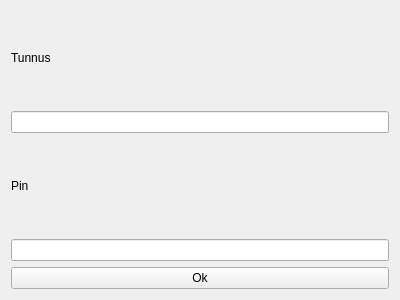
banksimul2022/group7, file bankautomat/kirjaudu.ui: the form before one commit.
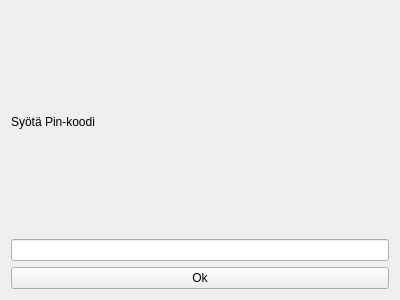
The form after the commit.

Diff of the .ui file:
```diff
--- a/bankautomat/kirjaudu.ui
+++ b/bankautomat/kirjaudu.ui
@@ -16,18 +16,14 @@
   <layout class="QVBoxLayout" name="verticalLayout">
    <item>
     <widget class="QLabel" name="label">
-     <property name="text">
-      <string>Tunnus</string>
+     <property name="maximumSize">
+      <size>
+       <width>388</width>
+       <height>240</height>
+      </size>
      </property>
-    </widget>
-   </item>
-   <item>
-    <widget class="QLineEdit" name="lineEditpin"/>
-   </item>
-   <item>
-    <widget class="QLabel" name="label_2">
      <property name="text">
-      <string>Pin</string>
+      <string>Syötä Pin-koodi</string>
      </property>
     </widget>
    </item>
```
